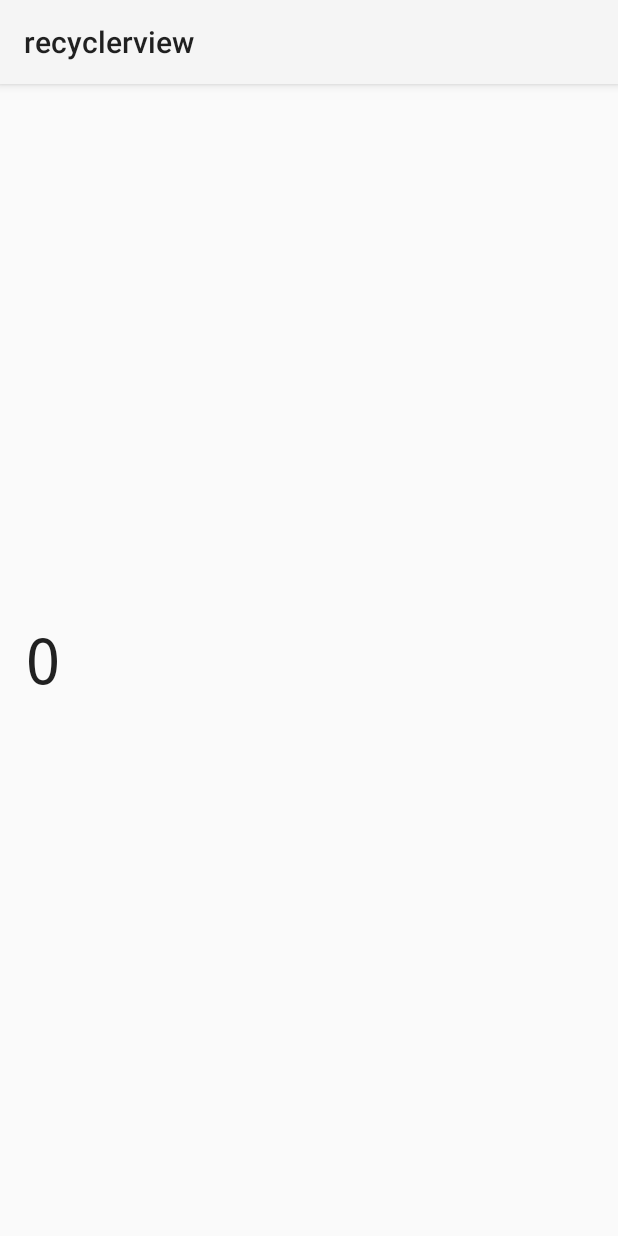
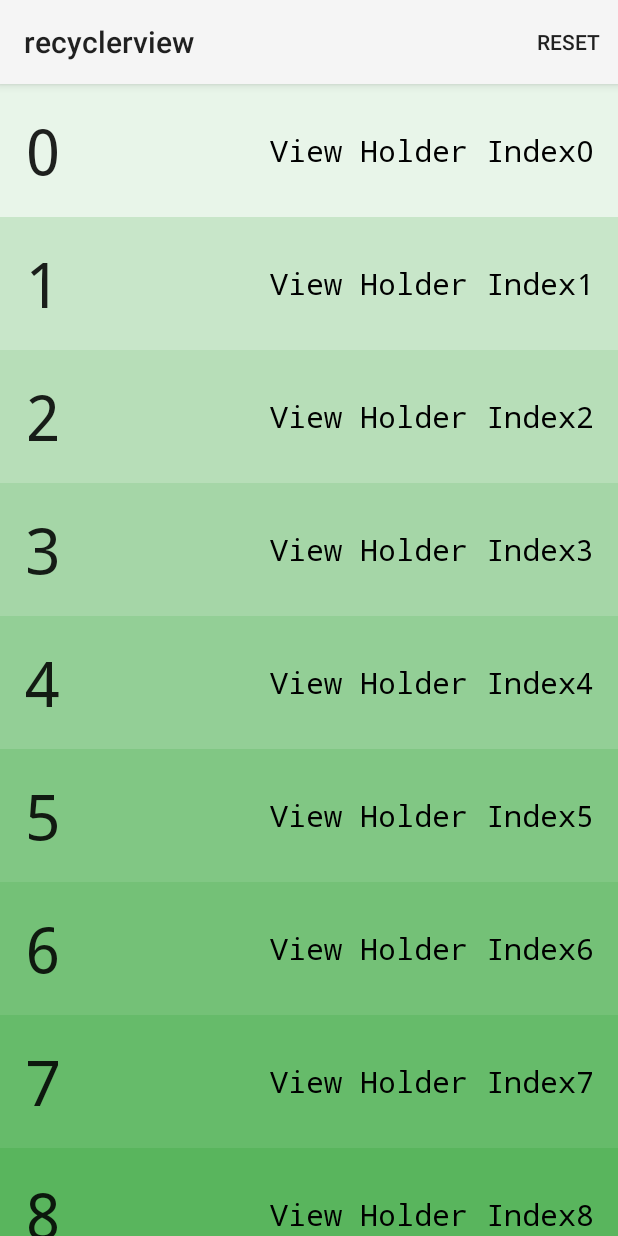
Before and after one commit to TanmayDaga/AndroidCourse, an Android app: the screen it shows after launch (MainActivity), on a phone screen of 412 x 824 dp. Run offline under Robolectric (Android 15) with nearby library versions, the phone set to English and light mode, and no system bars.

Commit message:
recyclerView Completed

```diff
--- a/RecyclerView/app/src/main/java/com/example/android/recyclerview/GreenAdapter.java
+++ b/RecyclerView/app/src/main/java/com/example/android/recyclerview/GreenAdapter.java
@@ -12,17 +12,26 @@ import androidx.recyclerview.widget.RecyclerView;
 public class GreenAdapter extends RecyclerView.Adapter<GreenAdapter.NumberViewHolder> {
 
     private static final String TAG = GreenAdapter.class.getSimpleName();
+    final private ListItemClickListener mOnClickListener;
+    private int mNumberItems;
+    private static int viewHolderCount;
 
-    private int mNumberItems;
+
+    public interface ListItemClickListener
+    {
+        void onListItemClick(int clickIndexItem);
+    }
 
     /**
      * Constructor for GreenAdapter that accepts a number of items to display and the specification
      * for the ListItemClickListener.
-     *
+     * @param mOnClickListener
      * @param numberOfItems Number of items to display in list
      */
-    public GreenAdapter(int numberOfItems) {
+    public GreenAdapter(int numberOfItems,ListItemClickListener listener) {
+        mOnClickListener = listener;
         mNumberItems = numberOfItems;
+        viewHolderCount = 0;
     }
 
     /**
@@ -46,7 +55,10 @@ public class GreenAdapter extends RecyclerView.Adapter<GreenAdapter.NumberViewHo
 
         View view = inflater.inflate(layoutIdForListItem, viewGroup, shouldAttachToParentImmediately);
         NumberViewHolder viewHolder = new NumberViewHolder(view);
-
+        viewHolder.viewHolderIndex.setText("View Holder Index"+ viewHolderCount);
+        int backgroundColorViewHolder = ColorUtils.getViewHolderBackgroundColorFromInstance(context,viewHolderCount);
+        viewHolder.itemView.setBackgroundColor(backgroundColorViewHolder);
+        viewHolderCount++;
         return viewHolder;
     }
 
@@ -80,10 +92,11 @@ public class GreenAdapter extends RecyclerView.Adapter<GreenAdapter.NumberViewHo
     /**
      * Cache of the children views for a list item.
      */
-    class NumberViewHolder extends RecyclerView.ViewHolder {
+    class NumberViewHolder extends RecyclerView.ViewHolder implements View.OnClickListener{
 
         // Will display the position in the list, ie 0 through getItemCount() - 1
         TextView listItemNumberView;
+        TextView viewHolderIndex;
 
         /**
          * Constructor for our ViewHolder. Within this constructor, we get a reference to our
@@ -94,8 +107,10 @@ public class GreenAdapter extends RecyclerView.Adapter<GreenAdapter.NumberViewHo
          */
         public NumberViewHolder(View itemView) {
             super(itemView);
+            viewHolderIndex = (TextView) itemView.findViewById(R.id.tv_view_instance_holder);
 
             listItemNumberView = (TextView) itemView.findViewById(R.id.tv_item_number);
+            itemView.setOnClickListener(this);
         }
 
         /**
@@ -105,6 +120,13 @@ public class GreenAdapter extends RecyclerView.Adapter<GreenAdapter.NumberViewHo
          */
         void bind(int listIndex) {
             listItemNumberView.setText(String.valueOf(listIndex));
+
+        }
+
+        @Override
+        public void onClick(View view) {
+            int clickPosition = getAdapterPosition();
+            mOnClickListener.onListItemClick(clickPosition);
         }
     }
 }
--- a/RecyclerView/app/src/main/java/com/example/android/recyclerview/MainActivity.java
+++ b/RecyclerView/app/src/main/java/com/example/android/recyclerview/MainActivity.java
@@ -1,21 +1,27 @@
 package com.example.android.recyclerview;
 
+import androidx.annotation.NonNull;
 import androidx.appcompat.app.AppCompatActivity;
 import androidx.recyclerview.widget.LinearLayoutManager;
 import androidx.recyclerview.widget.RecyclerView;
 
 import android.os.Bundle;
+import android.view.Menu;
+import android.view.MenuItem;
+import android.widget.Toast;
 
-public class MainActivity extends AppCompatActivity {
+public class MainActivity extends AppCompatActivity implements GreenAdapter.ListItemClickListener{
 
     private static final int NUM_LIST_ITEMS = 100;
 
     /*
-     * References to RecyclerView and Adapter to reset the list to its
+     * References to RecyclerView and Adapter to rese t the list to its
      * "pretty" state when the reset menu item is clicked.
      */
     private GreenAdapter mAdapter;
     private RecyclerView mNumbersList;
+    private Toast mToast;
+
 
     @Override
     protected void onCreate(Bundle savedInstanceState) {
@@ -40,6 +46,7 @@ public class MainActivity extends AppCompatActivity {
          * staggered grids, and more! See the developer documentation for more details.
          */
         LinearLayoutManager layoutManager = new LinearLayoutManager(this);
+
         mNumbersList.setLayoutManager(layoutManager);
 
         /*
@@ -51,8 +58,42 @@ public class MainActivity extends AppCompatActivity {
         /*
          * The GreenAdapter is responsible for displaying each item in the list.
          */
-        mAdapter = new GreenAdapter(NUM_LIST_ITEMS);
+        mAdapter = new GreenAdapter( NUM_LIST_ITEMS,this);
 
         mNumbersList.setAdapter(mAdapter);
     }
+
+    @Override
+    public boolean onCreateOptionsMenu(Menu menu) {
+
+        getMenuInflater().inflate(R.menu.main,menu);
+        return true;
+    }
+
+    @Override
+    public boolean onOptionsItemSelected(@NonNull MenuItem item) {
+        int itemID = item.getItemId();
+        switch (itemID){
+
+            case R.id.reset_action:
+                mAdapter = new GreenAdapter(NUM_LIST_ITEMS,this);
+                mNumbersList.setAdapter(mAdapter);
+                return true;
+            default:
+                return true;
+
+        }
+
+    }
+
+
+    @Override
+    public void onListItemClick(int clickedItem){
+        if(mToast != null){
+            mToast.cancel();
+        }
+        String toastmessaged = "itme #" + clickedItem;
+        mToast = Toast.makeText(this,toastmessaged,Toast.LENGTH_LONG);
+        mToast.show();
+    }
 }
--- a/RecyclerView/app/src/main/res/layout/number_list_item.xml
+++ b/RecyclerView/app/src/main/res/layout/number_list_item.xml
@@ -1,7 +1,7 @@
 <?xml version="1.0" encoding="utf-8"?>
 <FrameLayout xmlns:android="http://schemas.android.com/apk/res/android"
     android:layout_width="match_parent"
-    android:layout_height="match_parent"
+    android:layout_height="wrap_content"
     xmlns:tools="http://schemas.android.com/tools"
     android:padding="16dp">
     <TextView
@@ -11,5 +11,16 @@
         style="@style/TextAppearance.AppCompat.Title"
         android:layout_gravity="center_vertical|start"
         android:fontFamily="monospace"
-        android:textSize="42sp"/>
+        android:textSize="42sp"
+        tools:text="#42"/>
+    <TextView
+        android:layout_width="wrap_content"
+        android:layout_height="wrap_content"
+        android:id="@+id/tv_view_instance_holder"
+        style="@style/TextAppearance.AppCompat.Title"
+        android:layout_gravity="center_vertical|end"
+        android:fontFamily="monospace"
+        android:textColor="#000"
+        android:text="View Holder instance:7"/>
+
 </FrameLayout>
--- /dev/null
+++ b/RecyclerView/app/src/main/res/menu/main.xml
@@ -0,0 +1,12 @@
+<?xml version="1.0" encoding="utf-8"?>
+<menu xmlns:android="http://schemas.android.com/apk/res/android"
+    xmlns:app="http://schemas.android.com/apk/res-auto"
+    xmlns:tools="http://schemas.android.com/tools"
+    >
+<item
+    android:title="Reset"
+    android:id="@+id/reset_action"
+    android:orderInCategory="1"
+    app:showAsAction="ifRoom"
+    />
+</menu>
```
